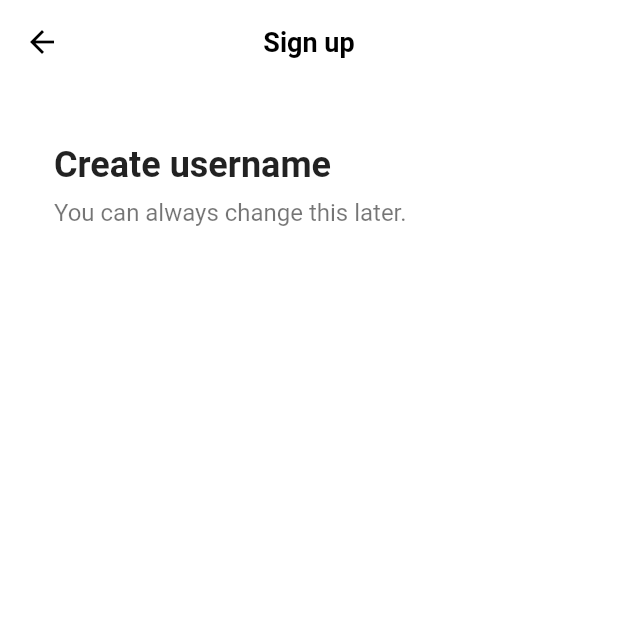
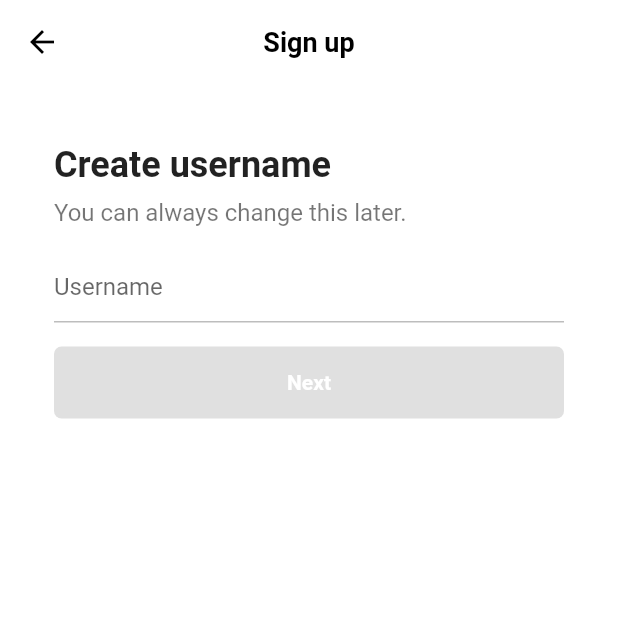
Before and after one commit to soooo-dev/tiktok_clone, a Flutter app: the screen it shows after launch, after a tap on "Use email & password", on a phone screen of 412 x 824 dp, the top half of it. Run offline on Flutter 3.47's test engine with Material 2 defaults, Android fonts, the phone set to English and light mode, and no system bars; our stand-ins replace font_awesome_flutter.

Commit message:
23/08/13 Authentication 2

```diff
--- a/lib/features/authentication/email_screen.dart
+++ b/lib/features/authentication/email_screen.dart
@@ -1,44 +0,0 @@
-import 'package:flutter/material.dart';
-import 'package:tiktok_clone/constants/gaps.dart';
-import 'package:tiktok_clone/constants/sizes.dart';
-
-class EmailScreen extends StatelessWidget {
-  const EmailScreen({super.key});
-
-  @override
-  Widget build(BuildContext context) {
-    return Scaffold(
-      appBar: AppBar(
-        title: const Text(
-          "Sign up",
-        ),
-      ),
-      body: const Padding(
-        padding: EdgeInsets.symmetric(
-          horizontal: Sizes.size36,
-        ),
-        child: Column(
-          crossAxisAlignment: CrossAxisAlignment.start,
-          children: [
-            Gaps.v40,
-            Text(
-              "Create username",
-              style: TextStyle(
-                fontSize: Sizes.size24,
-                fontWeight: FontWeight.w700,
-              ),
-            ),
-            Gaps.v8,
-            Text(
-              "You can always change this later.",
-              style: TextStyle(
-                fontSize: Sizes.size16,
-                color: Colors.black54,
-              ),
-            ),
-          ],
-        ),
-      ),
-    );
-  }
-}
--- a/lib/features/authentication/login_screen.dart
+++ b/lib/features/authentication/login_screen.dart
@@ -2,7 +2,7 @@ import 'package:flutter/material.dart';
 import 'package:font_awesome_flutter/font_awesome_flutter.dart';
 import 'package:tiktok_clone/constants/gaps.dart';
 import 'package:tiktok_clone/constants/sizes.dart';
-import 'package:tiktok_clone/features/authentication/email_screen.dart';
+import 'package:tiktok_clone/features/authentication/username_screen.dart';
 import 'package:tiktok_clone/features/authentication/widgets/auth_button.dart';
 
 class LoginScreen extends StatelessWidget {
@@ -43,13 +43,13 @@ class LoginScreen extends StatelessWidget {
               AuthButton(
                 icon: FaIcon(FontAwesomeIcons.user),
                 text: "Use email & password",
-                widget: EmailScreen(),
+                onTapWidget: UsernameScreen(),
               ),
               Gaps.v16,
               AuthButton(
                 icon: FaIcon(FontAwesomeIcons.apple),
                 text: "Continue with Apple",
-                widget: EmailScreen(),
+                onTapWidget: UsernameScreen(),
               ),
             ],
           ),
--- a/lib/features/authentication/sign_up_screen.dart
+++ b/lib/features/authentication/sign_up_screen.dart
@@ -2,8 +2,8 @@ import 'package:flutter/material.dart';
 import 'package:font_awesome_flutter/font_awesome_flutter.dart';
 import 'package:tiktok_clone/constants/gaps.dart';
 import 'package:tiktok_clone/constants/sizes.dart';
-import 'package:tiktok_clone/features/authentication/email_screen.dart';
 import 'package:tiktok_clone/features/authentication/login_screen.dart';
+import 'package:tiktok_clone/features/authentication/username_screen.dart';
 import 'package:tiktok_clone/features/authentication/widgets/auth_button.dart';
 
 class SignUpScreen extends StatelessWidget {
@@ -48,13 +48,13 @@ class SignUpScreen extends StatelessWidget {
               AuthButton(
                 icon: FaIcon(FontAwesomeIcons.user),
                 text: "Use email & password",
-                widget: EmailScreen(),
+                onTapWidget: UsernameScreen(),
               ),
               Gaps.v16,
               AuthButton(
                 icon: FaIcon(FontAwesomeIcons.apple),
                 text: "Continue with Apple",
-                widget: EmailScreen(),
+                onTapWidget: UsernameScreen(),
               ),
             ],
           ),
--- a/lib/features/authentication/username_screen.dart
+++ b/lib/features/authentication/username_screen.dart
@@ -1,10 +1,110 @@
 import 'package:flutter/material.dart';
+import 'package:tiktok_clone/constants/gaps.dart';
+import 'package:tiktok_clone/constants/sizes.dart';
 
-class UsernameScreen extends StatelessWidget {
+class UsernameScreen extends StatefulWidget {
   const UsernameScreen({super.key});
 
   @override
+  State<UsernameScreen> createState() => _UsernameScreenState();
+}
+
+class _UsernameScreenState extends State<UsernameScreen> {
+  final TextEditingController _usernamecontroller = TextEditingController();
+
+  String _username = "";
+
+  @override
+  void initState() {
+    super.initState();
+
+    _usernamecontroller.addListener(() {
+      setState(() {
+        _username = _usernamecontroller.text;
+      });
+    });
+  }
+
+  @override
   Widget build(BuildContext context) {
-    return const Placeholder();
+    return Scaffold(
+      appBar: AppBar(
+        title: const Text(
+          "Sign up",
+        ),
+      ),
+      body: Padding(
+        padding: const EdgeInsets.symmetric(
+          horizontal: Sizes.size36,
+        ),
+        child: Column(
+          crossAxisAlignment: CrossAxisAlignment.start,
+          children: [
+            Gaps.v40,
+            const Text(
+              "Create username",
+              style: TextStyle(
+                fontSize: Sizes.size24,
+                fontWeight: FontWeight.w700,
+              ),
+            ),
+            Gaps.v8,
+            const Text(
+              "You can always change this later.",
+              style: TextStyle(
+                fontSize: Sizes.size16,
+                color: Colors.black54,
+              ),
+            ),
+            Gaps.v16,
+            TextField(
+              controller: _usernamecontroller,
+              decoration: InputDecoration(
+                hintText: "Username",
+                enabledBorder: UnderlineInputBorder(
+                  borderSide: BorderSide(
+                    color: Colors.grey.shade400,
+                  ),
+                ),
+                focusedBorder: UnderlineInputBorder(
+                  borderSide: BorderSide(
+                    color: Colors.grey.shade400,
+                  ),
+                ),
+              ),
+              cursorColor: Theme.of(context).primaryColor,
+            ),
+            Gaps.v16,
+            FractionallySizedBox(
+              widthFactor: 1,
+              child: AnimatedContainer(
+                padding: const EdgeInsets.symmetric(
+                  vertical: Sizes.size16,
+                ),
+                decoration: BoxDecoration(
+                  borderRadius: BorderRadius.circular(
+                    Sizes.size5,
+                  ),
+                  color: _username.isEmpty
+                      ? Colors.grey.shade300
+                      : Theme.of(context).primaryColor,
+                ),
+                duration: const Duration(
+                  milliseconds: 500,
+                ),
+                child: const Text(
+                  "Next",
+                  textAlign: TextAlign.center,
+                  style: TextStyle(
+                    color: Colors.white,
+                    fontWeight: FontWeight.w600,
+                  ),
+                ),
+              ),
+            )
+          ],
+        ),
+      ),
+    );
   }
 }
--- a/lib/features/authentication/widgets/auth_button.dart
+++ b/lib/features/authentication/widgets/auth_button.dart
@@ -5,19 +5,19 @@ import 'package:tiktok_clone/constants/sizes.dart';
 class AuthButton extends StatelessWidget {
   final String text;
   final FaIcon icon;
-  final Widget widget;
+  final Widget onTapWidget;
 
   const AuthButton({
     super.key,
     required this.text,
     required this.icon,
-    required this.widget,
+    required this.onTapWidget,
   });
 
   void _onAuthButtonTap(BuildContext context) {
     Navigator.of(context).push(
       MaterialPageRoute(
-        builder: (context) => widget,
+        builder: (context) => onTapWidget,
       ),
     );
   }
```
